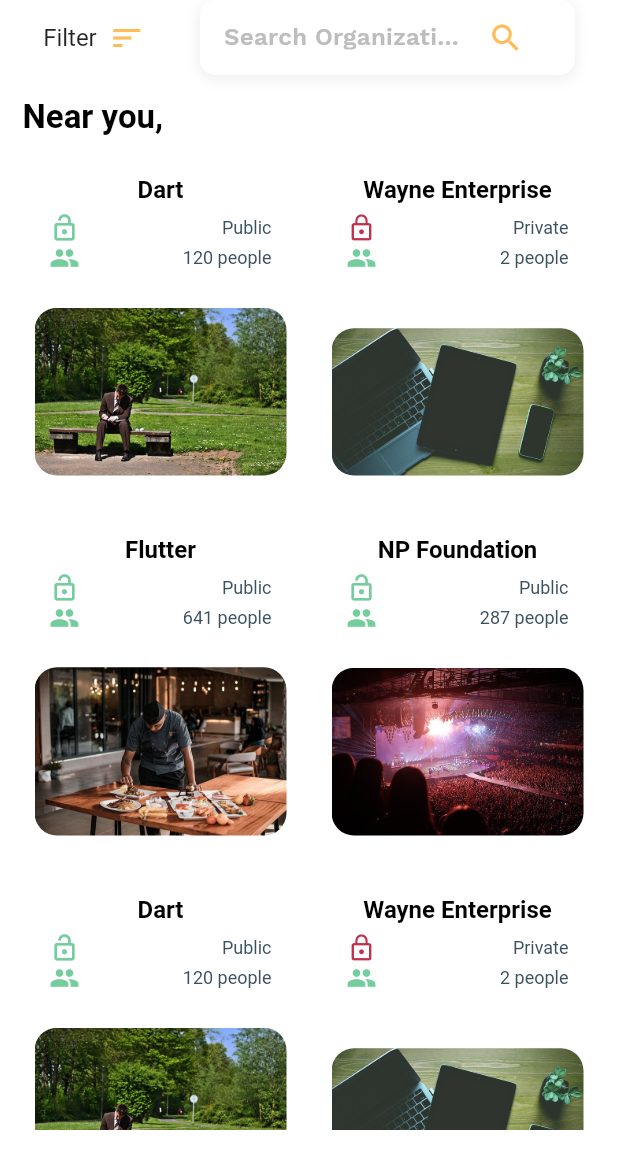
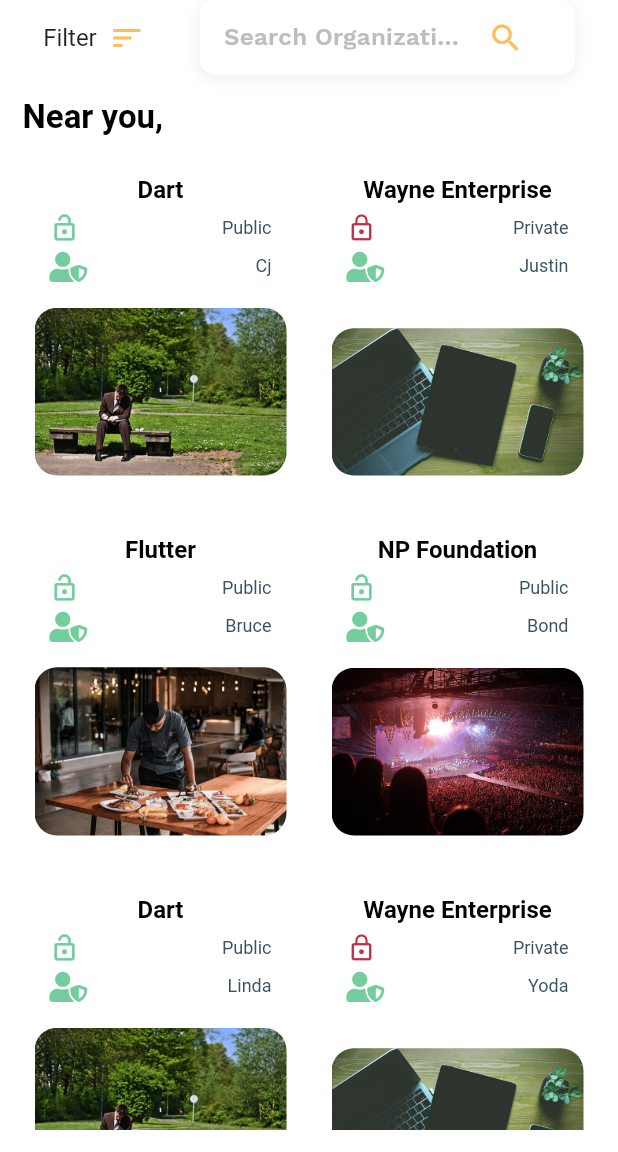
Before and after one commit to utkarshshendge/t-sample-ui, a Flutter app: the OrganizationHomePage screen opened directly, on a phone screen of 412 x 824 dp, the part 84-1236 px from its top. Run offline on Flutter 3.47's test engine with Material 2 defaults, Android fonts, the phone set to English and light mode, and no system bars; our stand-ins replace carousel_slider, font_awesome_flutter, google_nav_bar, percent_indicator, table_calendar.

Commit message:
Add apk and fix bugs

```diff
--- a/lib/views/pages/login_signup/login_screen.dart
+++ b/lib/views/pages/login_signup/login_screen.dart
@@ -176,7 +176,7 @@
               ),
               GestureDetector(
                 onTap: () {
-                  Navigator.push(
+                  Navigator.pushReplacement(
                     context,
                     MaterialPageRoute(
                         builder: (context) => BottomNavScreen(
--- a/lib/views/pages/login_signup/profile_pic_screen.dart
+++ b/lib/views/pages/login_signup/profile_pic_screen.dart
@@ -22,7 +22,7 @@
         actions: [
           InkWell(
             onTap: () {
-              Navigator.push(
+              Navigator.pushReplacement(
                 context,
                 MaterialPageRoute(
                     builder: (context) => BottomNavScreen(
@@ -142,7 +142,7 @@
                 ),
                 GestureDetector(
                   onTap: () {
-                    Navigator.push(
+                    Navigator.pushReplacement(
                       context,
                       MaterialPageRoute(
                           builder: (context) => BottomNavScreen(
--- a/lib/views/pages/organization/organization_details_page.dart
+++ b/lib/views/pages/organization/organization_details_page.dart
@@ -90,9 +90,9 @@
                           mainAxisAlignment: MainAxisAlignment.spaceEvenly,
                           children: <Widget>[
                             getDetailsBoxUI(
-                                '${widget.orgModel.peopleNumber.toString()} People',
+                                'Admin ${widget.orgModel.adminInfo}',
                                 Icon(
-                                  Icons.people,
+                                  Icons.verified_user,
                                   color: TalawaTheme.secondaryColor1,
                                 )),
                             widget.orgModel.ispublic
--- a/lib/views/pages/organization/organization_list._item.dart
+++ b/lib/views/pages/organization/organization_list._item.dart
@@ -1,4 +1,5 @@
 import 'package:flutter/material.dart';
+import 'package:font_awesome_flutter/font_awesome_flutter.dart';
 import 'package:talawa_sample_ui/views/view_models/organization_model.dart';
 
 import '../../../app_theme.dart';
@@ -87,19 +88,22 @@
                                         ],
                                       ),
                                     ),
+                                    SizedBox(
+                                      height: 5,
+                                    ),
                                     Row(
                                       mainAxisAlignment:
                                           MainAxisAlignment.spaceBetween,
                                       children: [
                                         Icon(
-                                          Icons.people,
+                                          FontAwesomeIcons.userShield,
                                           color: TalawaTheme
                                               .primatyColorShadeLightShade
                                               .withOpacity(0.8),
                                           size: 20,
                                         ),
                                         Text(
-                                          '${orgModel.peopleNumber} people',
+                                          '${orgModel.adminInfo}',
                                           textAlign: TextAlign.left,
                                           style: TextStyle(
                                             fontWeight: FontWeight.w200,
--- a/lib/views/view_models/organization_model.dart
+++ b/lib/views/view_models/organization_model.dart
@@ -1,13 +1,8 @@
 class OrganizationModel {
   OrganizationModel(
-      {this.title = '',
-      this.imagePath = '',
-      this.peopleNumber,
-      this.ispublic,
-      this.adminInfo});
+      {this.title = '', this.imagePath = '', this.ispublic, this.adminInfo});
 
   String title;
-  int peopleNumber;
 
   String imagePath;
   bool ispublic;
@@ -17,98 +12,82 @@
     OrganizationModel(
         imagePath: 'assets/images/org0.png',
         title: 'Dart',
-        peopleNumber: 120,
-        adminInfo: "ckasd@rain.com",
+        adminInfo: "Cj",
         ispublic: true),
     OrganizationModel(
         imagePath: 'assets/images/org1.png',
         title: 'Wayne Enterprise',
-        peopleNumber: 2,
-        adminInfo: "ckasd@rain.com",
+        adminInfo: "Justin",
         ispublic: false),
     OrganizationModel(
         imagePath: 'assets/images/org2.png',
         title: 'Flutter',
-        peopleNumber: 641,
-        adminInfo: "ckasd@rain.com",
+        adminInfo: "Bruce",
         ispublic: true),
     OrganizationModel(
         imagePath: 'assets/images/org3.png',
         title: 'NP Foundation',
-        peopleNumber: 287,
-        adminInfo: "ckasd@rain.com",
+        adminInfo: "Bond",
         ispublic: true),
     OrganizationModel(
         imagePath: 'assets/images/org0.png',
         title: 'Dart',
-        peopleNumber: 120,
-        adminInfo: "ckasd@rain.com",
+        adminInfo: "Linda",
         ispublic: true),
     OrganizationModel(
         imagePath: 'assets/images/org1.png',
         title: 'Wayne Enterprise',
-        peopleNumber: 2,
-        adminInfo: "ckasd@rain.com",
+        adminInfo: "Yoda",
         ispublic: false),
     OrganizationModel(
         imagePath: 'assets/images/org2.png',
         title: 'Flutter',
-        peopleNumber: 641,
-        adminInfo: "ckasd@rain.com",
+        adminInfo: "Homelander",
         ispublic: true),
     OrganizationModel(
         imagePath: 'assets/images/org3.png',
         title: 'NP Foundation',
-        peopleNumber: 287,
-        adminInfo: "ckasd@rain.com",
+        adminInfo: "John",
         ispublic: true),
     OrganizationModel(
         imagePath: 'assets/images/org0.png',
         title: 'Dart',
-        peopleNumber: 120,
-        adminInfo: "ckasd@rain.com",
+        adminInfo: "Miranda",
         ispublic: true),
     OrganizationModel(
         imagePath: 'assets/images/org1.png',
         title: 'Wayne Enterprise',
-        peopleNumber: 2,
-        adminInfo: "ckasd@rain.com",
+        adminInfo: "Jonas",
         ispublic: false),
     OrganizationModel(
         imagePath: 'assets/images/org2.png',
         title: 'Flutter',
-        peopleNumber: 641,
-        adminInfo: "ckasd@rain.com",
+        adminInfo: "Optimus",
         ispublic: true),
     OrganizationModel(
         imagePath: 'assets/images/org3.png',
         title: 'NP Foundation',
-        peopleNumber: 287,
-        adminInfo: "ckasd@rain.com",
+        adminInfo: "Optimus",
         ispublic: true),
     OrganizationModel(
         imagePath: 'assets/images/org0.png',
         title: 'Dart',
-        peopleNumber: 120,
-        adminInfo: "ckasd@rain.com",
+        adminInfo: "Optimus",
         ispublic: true),
     OrganizationModel(
         imagePath: 'assets/images/org1.png',
         title: 'Wayne Enterprise',
-        peopleNumber: 2,
-        adminInfo: "ckasd@rain.com",
+        adminInfo: "Optimus",
         ispublic: false),
     OrganizationModel(
         imagePath: 'assets/images/org2.png',
         title: 'Flutter',
-        peopleNumber: 641,
-        adminInfo: "ckasd@rain.com",
+        adminInfo: "Optimus",
         ispublic: true),
     OrganizationModel(
         imagePath: 'assets/images/org3.png',
         title: 'NP Foundation',
-        peopleNumber: 287,
-        adminInfo: "ckasd@rain.com",
+        adminInfo: "Optimus",
         ispublic: true),
   ];
 }
```
Also changed, not shown: lib/views/pages/events/event_list_item.dart (+1 -8 lines), lib/views/pages/profile/profile_page.dart (+14 -4 lines), lib/views/view_models/event_model.dart (+1 -11 lines), 1 other file.
